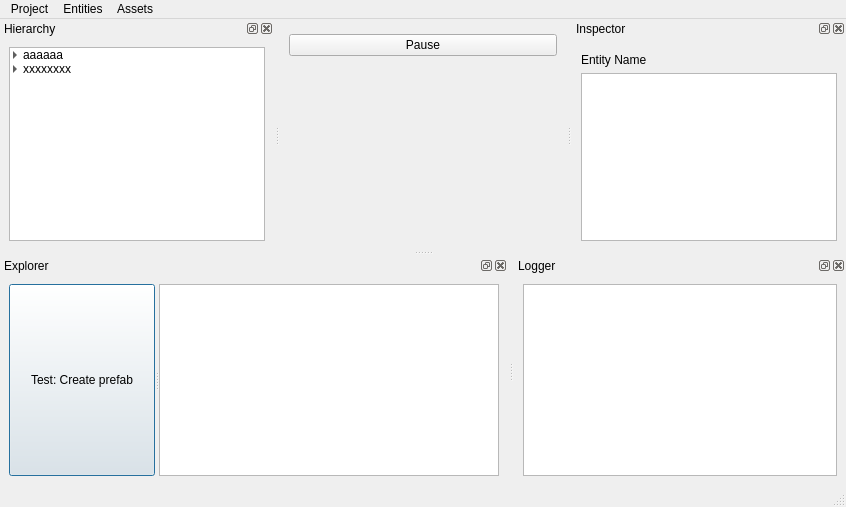
Old version of the form res/WindowMain.ui in the repository Bang3DEngine/OldBang.
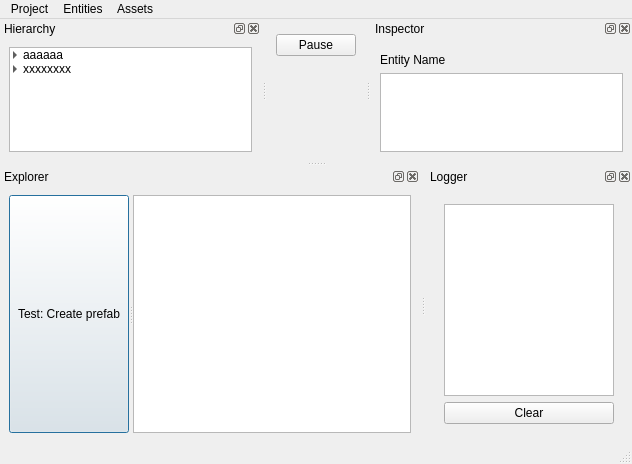
New version of the form. Icons and pictures are not drawn. Custom widgets are drawn as their Qt base class.

Commit message: Logger done quite good. Ad Added colors to distinguish Log, Warning and Error

```diff
--- a/res/WindowMain.ui
+++ b/res/WindowMain.ui
@@ -9,8 +9,8 @@
    <rect>
     <x>0</x>
     <y>0</y>
-    <width>846</width>
-    <height>507</height>
+    <width>632</width>
+    <height>464</height>
    </rect>
   </property>
   <property name="windowTitle">
@@ -63,7 +63,7 @@
     <rect>
      <x>0</x>
      <y>0</y>
-     <width>846</width>
+     <width>632</width>
      <height>25</height>
     </rect>
    </property>
@@ -367,7 +367,30 @@
    <widget class="QWidget" name="dockWidgetContents">
     <layout class="QVBoxLayout" name="verticalLayout_5">
      <item>
-      <widget class="QListWidget" name="widgetLogger"/>
+      <widget class="LoggerWidget" name="widgetLogger" native="true">
+       <layout class="QVBoxLayout" name="verticalLayout_6">
+        <item>
+         <widget class="ListLogger" name="listLogger">
+          <property name="alternatingRowColors">
+           <bool>false</bool>
+          </property>
+          <property name="selectionMode">
+           <enum>QAbstractItemView::SingleSelection</enum>
+          </property>
+          <property name="selectionBehavior">
+           <enum>QAbstractItemView::SelectRows</enum>
+          </property>
+         </widget>
+        </item>
+        <item>
+         <widget class="QPushButton" name="buttonLoggerClear">
+          <property name="text">
+           <string>Clear</string>
+          </property>
+         </widget>
+        </item>
+       </layout>
+      </widget>
      </item>
     </layout>
    </widget>
@@ -447,6 +470,17 @@
    <extends>QListWidget</extends>
    <header>Inspector.h</header>
   </customwidget>
+  <customwidget>
+   <class>LoggerWidget</class>
+   <extends>QWidget</extends>
+   <header>LoggerWidget.h</header>
+   <container>1</container>
+  </customwidget>
+  <customwidget>
+   <class>ListLogger</class>
+   <extends>QListWidget</extends>
+   <header>ListLogger.h</header>
+  </customwidget>
  </customwidgets>
  <resources/>
  <connections>
```
Left out of the diff: 34 changed lines with no effect on the pictures. The commit also changes 14 other files.
